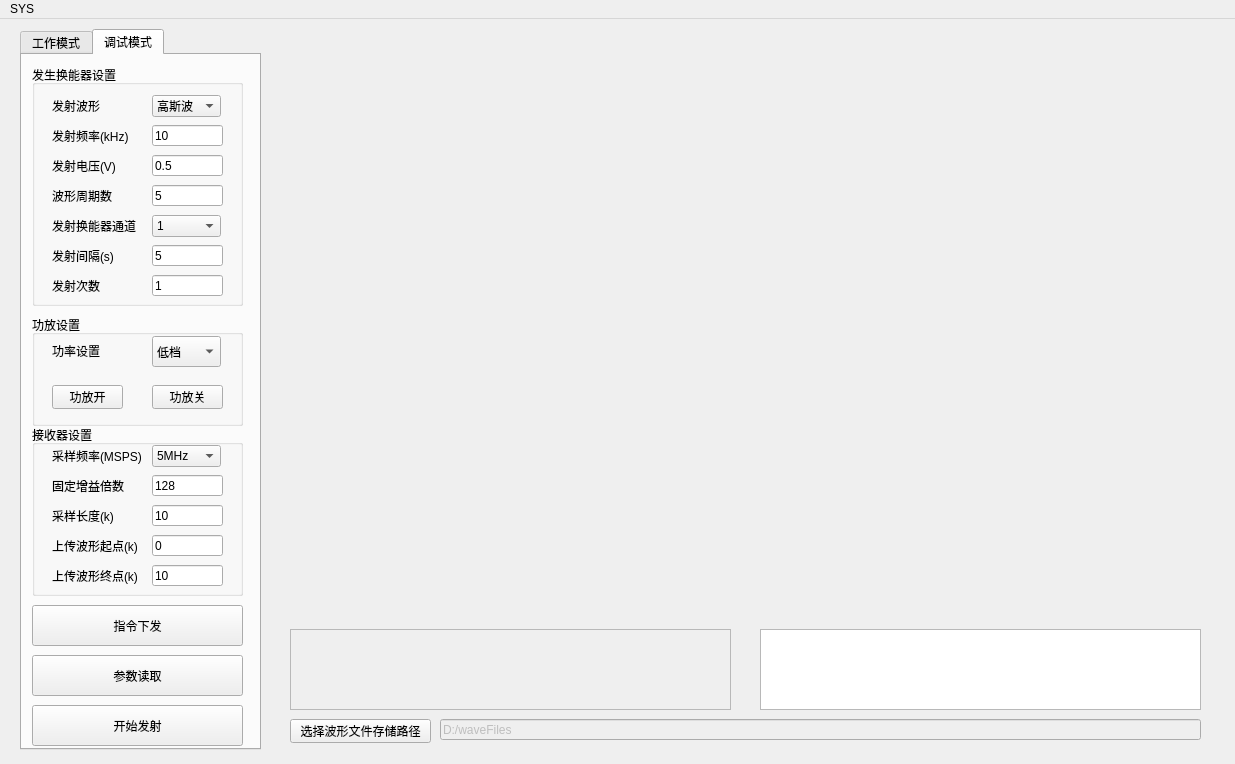
lnwin/SDSJJ_waveControl, file mainwindow.ui: the form before one commit.
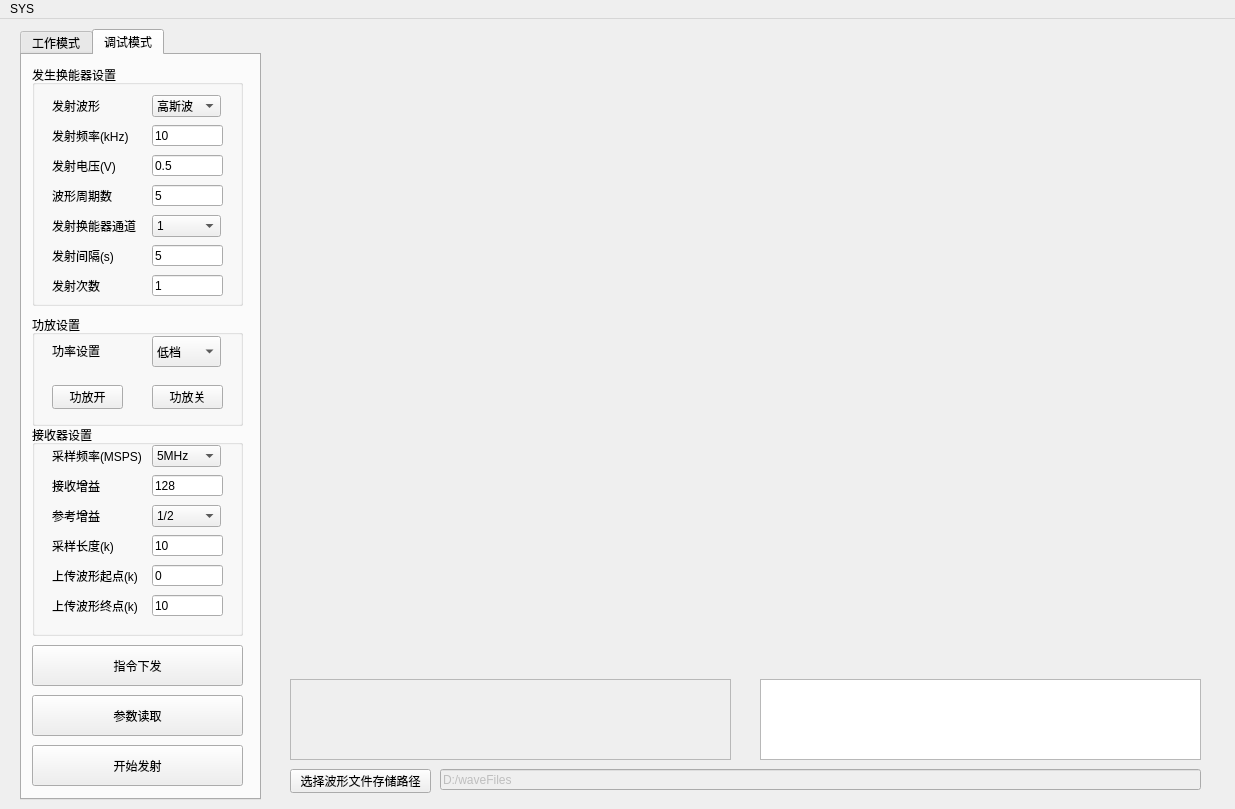
The form after the commit. Custom widgets are drawn as their Qt base class.

Commit message: 添加参考增益设置

What changed in the file:
```diff
--- a/mainwindow.ui
+++ b/mainwindow.ui
@@ -7,7 +7,7 @@
     <x>0</x>
     <y>0</y>
     <width>1235</width>
-    <height>764</height>
+    <height>809</height>
    </rect>
   </property>
   <property name="windowTitle">
@@ -18,7 +18,7 @@
     <property name="geometry">
      <rect>
       <x>760</x>
-      <y>610</y>
+      <y>660</y>
       <width>441</width>
       <height>81</height>
      </rect>
@@ -30,7 +30,7 @@
       <x>20</x>
       <y>10</y>
       <width>241</width>
-      <height>721</height>
+      <height>771</height>
      </rect>
     </property>
     <property name="currentIndex">
@@ -116,7 +116,7 @@
         <x>10</x>
         <y>370</y>
         <width>211</width>
-        <height>171</height>
+        <height>211</height>
        </rect>
       </property>
       <property name="title">
@@ -175,7 +175,7 @@
         </rect>
        </property>
        <property name="text">
-        <string>固定增益倍数</string>
+        <string>接收增益</string>
        </property>
       </widget>
       <widget class="QLineEdit" name="gainMultiplier">
@@ -195,7 +195,7 @@
        <property name="geometry">
         <rect>
          <x>20</x>
-         <y>80</y>
+         <y>110</y>
          <width>91</width>
          <height>21</height>
         </rect>
@@ -208,7 +208,7 @@
        <property name="geometry">
         <rect>
          <x>20</x>
-         <y>110</y>
+         <y>140</y>
          <width>91</width>
          <height>21</height>
         </rect>
@@ -221,7 +221,7 @@
        <property name="geometry">
         <rect>
          <x>20</x>
-         <y>140</y>
+         <y>170</y>
          <width>91</width>
          <height>21</height>
         </rect>
@@ -234,7 +234,7 @@
        <property name="geometry">
         <rect>
          <x>120</x>
-         <y>110</y>
+         <y>140</y>
          <width>71</width>
          <height>21</height>
         </rect>
@@ -247,7 +247,7 @@
        <property name="geometry">
         <rect>
          <x>120</x>
-         <y>140</y>
+         <y>170</y>
          <width>71</width>
          <height>21</height>
         </rect>
@@ -260,7 +260,7 @@
        <property name="geometry">
         <rect>
          <x>120</x>
-         <y>80</y>
+         <y>110</y>
          <width>71</width>
          <height>21</height>
         </rect>
@@ -272,6 +272,72 @@
         <number>255</number>
        </property>
       </widget>
+      <widget class="QLabel" name="label_14">
+       <property name="geometry">
+        <rect>
+         <x>20</x>
+         <y>80</y>
+         <width>91</width>
+         <height>21</height>
+        </rect>
+       </property>
+       <property name="text">
+        <string>参考增益</string>
+       </property>
+      </widget>
+      <widget class="QComboBox" name="comboBox">
+       <property name="geometry">
+        <rect>
+         <x>120</x>
+         <y>80</y>
+         <width>69</width>
+         <height>22</height>
+        </rect>
+       </property>
+       <property name="currentIndex">
+        <number>3</number>
+       </property>
+       <item>
+        <property name="text">
+         <string>1/8</string>
+        </property>
+       </item>
+       <item>
+        <property name="text">
+         <string>1/4</string>
+        </property>
+       </item>
+       <item>
+        <property name="text">
+         <string>3/8</string>
+        </property>
+       </item>
+       <item>
+        <property name="text">
+         <string>1/2</string>
+        </property>
+       </item>
+       <item>
+        <property name="text">
+         <string>5/8</string>
+        </property>
+       </item>
+       <item>
+        <property name="text">
+         <string>3/4</string>
+        </property>
+       </item>
+       <item>
+        <property name="text">
+         <string>7/8</string>
+        </property>
+       </item>
+       <item>
+        <property name="text">
+         <string>1</string>
+        </property>
+       </item>
+      </widget>
      </widget>
      <widget class="QGroupBox" name="groupBox_2">
       <property name="geometry">
@@ -506,7 +572,7 @@
       <property name="geometry">
        <rect>
         <x>10</x>
-        <y>550</y>
+        <y>590</y>
         <width>211</width>
         <height>41</height>
        </rect>
@@ -519,7 +585,7 @@
       <property name="geometry">
        <rect>
         <x>10</x>
-        <y>600</y>
+        <y>640</y>
         <width>211</width>
         <height>41</height>
        </rect>
@@ -532,7 +598,7 @@
       <property name="geometry">
        <rect>
         <x>10</x>
-        <y>650</y>
+        <y>690</y>
         <width>211</width>
         <height>41</height>
        </rect>
@@ -626,7 +692,7 @@
       <x>290</x>
       <y>10</y>
       <width>931</width>
-      <height>291</height>
+      <height>311</height>
      </rect>
     </property>
    </widget>
@@ -634,9 +700,9 @@
     <property name="geometry">
      <rect>
       <x>290</x>
-      <y>310</y>
+      <y>330</y>
       <width>931</width>
-      <height>291</height>
+      <height>311</height>
      </rect>
     </property>
    </widget>
@@ -644,7 +710,7 @@
     <property name="geometry">
      <rect>
       <x>290</x>
-      <y>700</y>
+      <y>750</y>
       <width>141</width>
       <height>24</height>
      </rect>
@@ -660,7 +726,7 @@
     <property name="geometry">
      <rect>
       <x>440</x>
-      <y>700</y>
+      <y>750</y>
       <width>761</width>
       <height>21</height>
      </rect>
@@ -676,7 +742,7 @@
     <property name="geometry">
      <rect>
       <x>290</x>
-      <y>610</y>
+      <y>660</y>
       <width>441</width>
       <height>81</height>
      </rect>
```
Left out of the diff: 2 changed lines with no effect on the pictures. The commit also changes 4 other files.
